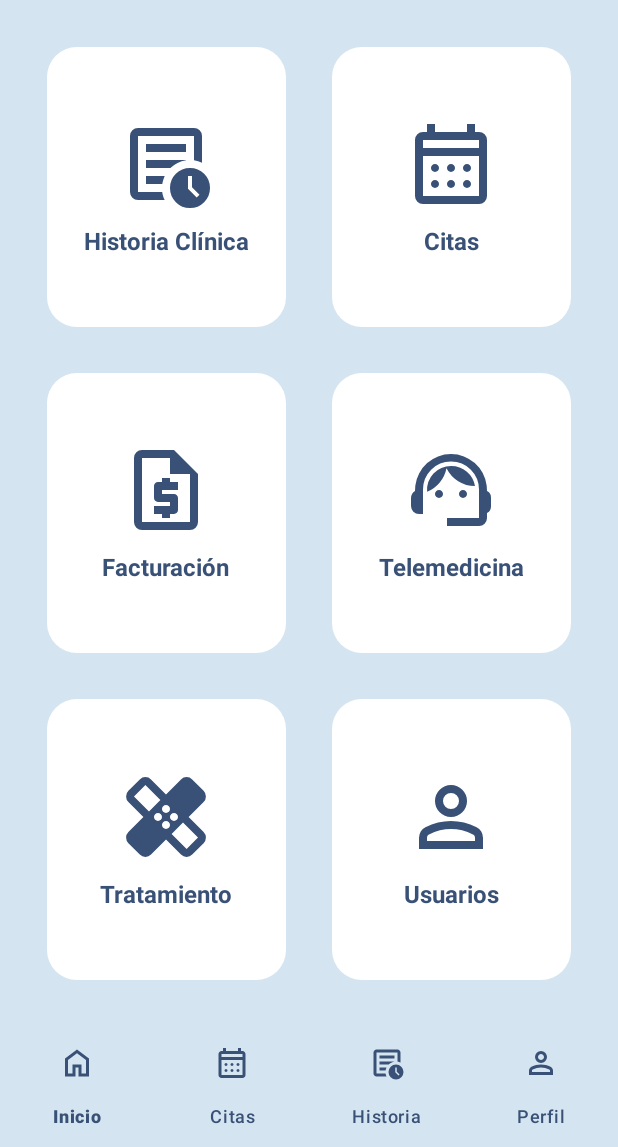
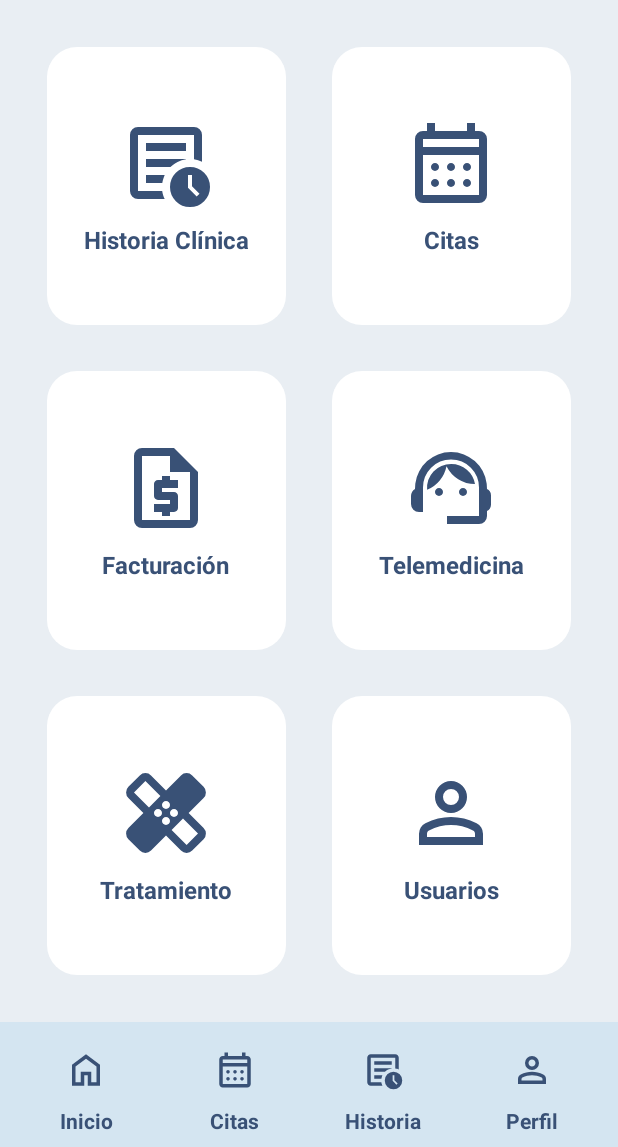
Before and after one commit to tejcamilo/movildev, an Android app: the screen it shows after launch (MainActivity), on a phone screen of 412 x 824 dp, the part 89-1236 px from its top. Run offline under Robolectric (Android 15) with nearby library versions, the phone set to English and light mode, and no system bars.

Commit message:
Arreglar navegación bottomNavigationView

```diff
--- a/app/src/main/java/com/example/movildev/MainActivity.kt
+++ b/app/src/main/java/com/example/movildev/MainActivity.kt
@@ -6,7 +6,6 @@ import androidx.appcompat.app.AppCompatActivity
 import androidx.core.view.ViewCompat
 import androidx.core.view.WindowInsetsCompat
 import androidx.navigation.fragment.NavHostFragment
-import androidx.navigation.ui.setupWithNavController
 import com.example.movildev.databinding.ActivityMainBinding
 
 
@@ -38,7 +37,23 @@ class MainActivity : AppCompatActivity() {
         val navHostFragment = supportFragmentManager
             .findFragmentById(R.id.nav_host_fragment) as NavHostFragment
         val navController = navHostFragment.navController
-        binding.bottomNav.setupWithNavController(navController)
+
+        binding.bottomNav0.gotoInicio.setOnClickListener {
+            navController.navigate(R.id.inicioFragment)
+        }
+
+        binding.bottomNav0.gotoCitas.setOnClickListener {
+            navController.navigate(R.id.landCitasFragment)
+        }
+
+        binding.bottomNav0.gotoHistoria.setOnClickListener {
+            navController.navigate(R.id.historiaFragment)
+        }
+
+        binding.bottomNav0.gotoPerfil.setOnClickListener {
+            navController.navigate(R.id.perfilFragment)
+        }
+
 
         navController.addOnDestinationChangedListener { _, destination, arguments ->
             val iconResId = arguments?.getInt("icon") ?: R.drawable.placeholder_icon
--- a/app/src/main/java/com/example/movildev/fragments/HomeFragment.kt
+++ b/app/src/main/java/com/example/movildev/fragments/HomeFragment.kt
@@ -7,7 +7,6 @@ import android.view.ViewGroup
 import androidx.fragment.app.Fragment
 import androidx.navigation.findNavController
 import com.example.movildev.R
-import com.example.movildev.databinding.FragmentCitasBinding
 import com.example.movildev.databinding.FragmentHomeBinding
 
 class HomeFragment : Fragment() {
@@ -24,7 +23,7 @@ class HomeFragment : Fragment() {
         }
 
         binding.navCitas.setOnClickListener {
-            view.findNavController().navigate(R.id.action_inicioFragment_to_citasFragment)
+            view.findNavController().navigate(R.id.action_inicioFragment_to_landCitasFragment)
         }
 
         binding.navFacturacion.setOnClickListener {
--- a/app/src/main/res/layout/activity_main.xml
+++ b/app/src/main/res/layout/activity_main.xml
@@ -52,12 +52,9 @@
         android:layout_weight="1"
         tools:context=".MainActivity" />
 
-    <com.google.android.material.bottomnavigation.BottomNavigationView
-        android:id="@+id/bottom_nav"
+    <include
+        android:id="@+id/bottom_nav0"
+        layout="@layout/bottom_nav"
         android:layout_width="match_parent"
-        android:layout_height="wrap_content"
-        app:menu="@menu/menu_main"
-        app:labelVisibilityMode="labeled"
-        style="@style/BottomNavigationView" />
-
+        android:layout_height="wrap_content" />
 </LinearLayout>
--- /dev/null
+++ b/app/src/main/res/layout/bottom_nav.xml
@@ -0,0 +1,106 @@
+<?xml version="1.0" encoding="utf-8" ?>
+<GridLayout
+    xmlns:android="http://schemas.android.com/apk/res/android"
+    android:id="@+id/grid_nav"
+    android:layout_width="match_parent"
+    android:layout_height="wrap_content"
+    android:columnCount="4"
+    android:padding="8dp"
+    android:background="@color/cardBackgroundColor">
+
+    <LinearLayout
+        android:id="@+id/goto_inicio"
+        android:layout_width="0dp"
+        android:layout_height="wrap_content"
+        android:clickable="true"
+        android:focusable="true"
+        android:background="?attr/selectableItemBackgroundBorderless"
+        android:layout_columnWeight="1"
+        android:orientation="vertical"
+        android:gravity="center">
+        <ImageView
+            android:id="@+id/nav_inicio"
+            android:layout_width="28dp"
+            android:layout_height="48dp"
+            android:src="@drawable/home"
+            android:background="@android:color/transparent"/>
+        <TextView
+            android:layout_width="wrap_content"
+            android:layout_height="wrap_content"
+            android:textStyle="bold"
+            android:textColor="@color/colorFuente"
+            android:text="Inicio"/>
+    </LinearLayout>
+
+    <LinearLayout
+        android:id="@+id/goto_citas"
+        android:layout_width="0dp"
+        android:layout_height="wrap_content"
+        android:clickable="true"
+        android:focusable="true"
+        android:background="?attr/selectableItemBackgroundBorderless"
+        android:layout_columnWeight="1"
+        android:orientation="vertical"
+        android:gravity="center">
+        <ImageView
+            android:id="@+id/nav_citas"
+            android:layout_width="28dp"
+            android:layout_height="48dp"
+            android:src="@drawable/calendar"
+            android:background="@android:color/transparent"/>
+        <TextView
+            android:layout_width="wrap_content"
+            android:layout_height="wrap_content"
+            android:textStyle="bold"
+            android:textColor="@color/colorFuente"
+            android:text="Citas"/>
+    </LinearLayout>
+
+    <LinearLayout
+        android:id="@+id/goto_historia"
+        android:layout_width="0dp"
+        android:layout_height="wrap_content"
+        android:clickable="true"
+        android:focusable="true"
+        android:background="?attr/selectableItemBackgroundBorderless"
+        android:layout_columnWeight="1"
+        android:orientation="vertical"
+        android:gravity="center">
+        <ImageView
+            android:id="@+id/nav_historia"
+            android:layout_width="28dp"
+            android:layout_height="48dp"
+            android:src="@drawable/historia_clinica"
+            android:background="@android:color/transparent"/>
+        <TextView
+            android:layout_width="wrap_content"
+            android:layout_height="wrap_content"
+            android:textStyle="bold"
+            android:textColor="@color/colorFuente"
+            android:text="Historia"/>
+    </LinearLayout>
+
+    <LinearLayout
+        android:id="@+id/goto_perfil"
+        android:layout_width="0dp"
+        android:layout_height="wrap_content"
+        android:clickable="true"
+        android:focusable="true"
+        android:background="?attr/selectableItemBackgroundBorderless"
+        android:layout_columnWeight="1"
+        android:orientation="vertical"
+        android:gravity="center">
+        <ImageView
+            android:id="@+id/nav_perfil"
+            android:layout_width="28dp"
+            android:layout_height="48dp"
+            android:src="@drawable/profile"
+            android:background="@android:color/transparent"/>
+        <TextView
+            android:layout_width="wrap_content"
+            android:layout_height="wrap_content"
+            android:textStyle="bold"
+            android:textColor="@color/colorFuente"
+            android:text="Perfil"/>
+    </LinearLayout>
+</GridLayout>
--- a/app/src/main/res/layout/fragment_home.xml
+++ b/app/src/main/res/layout/fragment_home.xml
@@ -6,7 +6,7 @@
     android:rowCount="3"
     android:columnCount="2"
     android:padding="16dp"
-    android:background="@color/cardBackgroundColor"
+    android:background="@color/backgroundColor"
     android:alignmentMode="alignMargins"
     android:useDefaultMargins="true">
 
--- a/app/src/main/res/menu/menu_main.xml
+++ /dev/null
@@ -1,21 +0,0 @@
-<?xml version="1.0" encoding="utf-8"?>
-<menu xmlns:android="http://schemas.android.com/apk/res/android">
-
-    <item
-        android:id="@+id/inicioFragment"
-        android:icon="@drawable/home"
-        android:title="Inicio" />
-    <item
-        android:id="@+id/citasFragment"
-        android:icon="@drawable/calendar"
-        android:title="Citas" />
-    <item
-        android:id="@+id/historiaFragment"
-        android:icon="@drawable/historia_clinica"
-        android:title="Historia" />
-    <item
-        android:id="@+id/perfilFragment"
-        android:icon="@drawable/profile"
-        android:title="Perfil" />
-
-</menu>
--- a/app/src/main/res/navigation/nav_graph.xml
+++ b/app/src/main/res/navigation/nav_graph.xml
@@ -60,9 +60,6 @@
             android:id="@+id/action_inicioFragment_to_telemedicinaFragment"
             app:destination="@id/telemedicinaFragment" />
         <action
-            android:id="@+id/action_inicioFragment_to_citasFragment"
-            app:destination="@id/citasFragment" />
-        <action
             android:id="@+id/action_inicioFragment_to_historiaFragment"
             app:destination="@id/historiaFragment" />
         <action
@@ -77,6 +74,9 @@
         <action
             android:id="@+id/action_inicioFragment_to_tratamientoFragment"
             app:destination="@id/tratamientoFragment" />
+        <action
+            android:id="@+id/action_inicioFragment_to_landCitasFragment"
+            app:destination="@id/landCitasFragment" />
     </fragment>
     <fragment
         android:id="@+id/citasFragment"
@@ -144,5 +144,17 @@
             app:argType="reference"
             android:defaultValue="@drawable/modalidad" />
     </fragment>
+    <fragment
+        android:id="@+id/landCitasFragment"
+        android:name="com.example.movildev.fragments.LandCitasFragment"
+        android:label="Citas" >
+        <argument
+            android:name="icon"
+            app:argType="reference"
+            android:defaultValue="@drawable/calendar" />
+        <action
+            android:id="@+id/action_landCitasFragment_to_citasFragment"
+            app:destination="@id/citasFragment" />
+    </fragment>
 
 </navigation>
```
Also changed, not shown: app/src/main/java/com/example/movildev/fragments/LandCitasFragment.kt (added, +35 -0 lines), app/src/main/res/drawable-mdpi/search.xml (added, +9 -0 lines), app/src/main/res/layout/fragment_land_citas.xml (added, +78 -0 lines).
